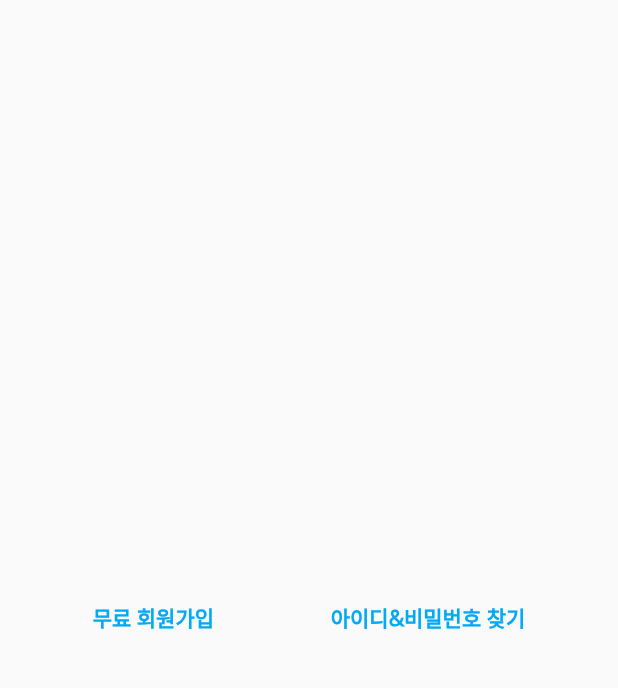
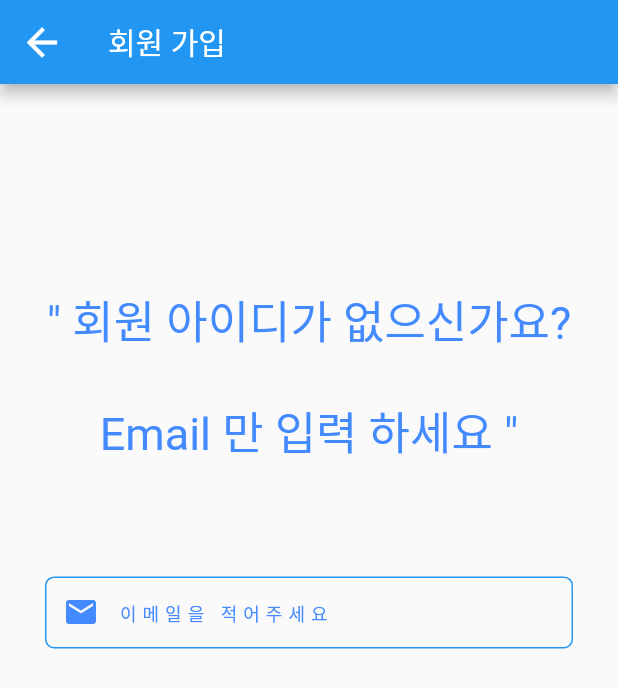
Before and after one commit to park28s/lotto_automatic, a Flutter app: what buildNewAndPasswordBtn() shows on an empty page, opened directly, after a tap on "무료 회원가입", on a phone screen of 412 x 824 dp. Shown: the top 688 px of the screen. Run offline on Flutter 3.47's test engine with Material 2 defaults, Android fonts, the phone set to English and light mode, and no system bars; our stand-ins replace carousel_slider, firebase_core, getwidget; accounts and stored records are empty; Roboto replaces fonts that are missing (CookieRun).

```diff
--- a/lib/login/login_home.dart
+++ b/lib/login/login_home.dart
@@ -4,8 +4,12 @@ import 'package:lotto_app/login/login_widget.dart';
 class LoginHome extends StatelessWidget {
   @override
   Widget build(BuildContext context) {
-    return SafeArea(
-        child: Expanded(
+    return MaterialApp(
+      debugShowCheckedModeBanner: false,
+      theme: ThemeData(
+        fontFamily: 'CookieRun'
+      ),
+      home: SafeArea(
           child: GestureDetector(
             onTap: () => FocusScope.of(context).unfocus(),
             child: Scaffold(
@@ -21,9 +25,8 @@ class LoginHome extends StatelessWidget {
                           '로그인',
                           style: TextStyle(
                               fontSize: 50,
-                          fontFamily: 'OpenSans',
                               color: Colors.lightBlue,
-                          fontWeight: FontWeight.w900),
+                              fontWeight: FontWeight.w700),
                         ),
                         SizedBox(height: 30.0),
                         Container(
@@ -37,7 +40,7 @@ class LoginHome extends StatelessWidget {
                         ),
                         Container(
                           margin: EdgeInsets.symmetric(horizontal: 30),
-                      child: buildNewAndPasswordBtn(),
+                          child: buildNewAndPasswordBtn(context),
                         ),
                         Container(
                           margin: EdgeInsets.symmetric(horizontal: 30),
@@ -65,6 +68,8 @@ class LoginHome extends StatelessWidget {
               ),
             ),
           ),
-    ));
+        ),
+
+    );
   }
 }
--- a/lib/login/login_widget.dart
+++ b/lib/login/login_widget.dart
@@ -1,4 +1,5 @@
 import 'package:flutter/material.dart';
+import 'package:lotto_app/login/sign/sign_up.dart';
 import 'package:lotto_app/login/style.dart';
 
 bool rememberMe = false;
@@ -27,8 +28,8 @@ Widget buildEmailTF() {
             fontFamily: 'OpenSans',
           ),
           decoration: InputDecoration(
+              contentPadding: EdgeInsets.only(top: 13.0),
               border: InputBorder.none,
-              contentPadding: EdgeInsets.only(top: 13.0),
               prefixIcon: Icon(
                 Icons.email,
                 color: Colors.white,
@@ -75,7 +76,7 @@ Widget buildPasswordTF() {
   );
 }
 
-Widget buildNewAndPasswordBtn() {
+Widget buildNewAndPasswordBtn(context) {
   return Container(
     alignment: Alignment.center,
     child: Row(
@@ -87,7 +88,10 @@ Widget buildNewAndPasswordBtn() {
               '무료 회원가입',
               style: kLabelStyle,
             ),
-            onPressed: () {},
+            onPressed: () {
+              Navigator.push(
+                  context, MaterialPageRoute(builder: (context) => SignUp()));
+            },
           ),
         ),
         Container(
@@ -145,7 +149,7 @@ Widget buildLoginBtn() {
               letterSpacing: 1.5,
               fontSize: 18.0,
               fontWeight: FontWeight.bold,
-              fontFamily: 'OpenSans'),
+              fontFamily: 'CookieRun'),
         ),
         onPressed: () {}),
   );
@@ -213,7 +217,8 @@ Widget buildSocialBtnRow() {
                   style: TextStyle(
                     color: Colors.lightBlue,
                     fontSize: 18.0,
-                    fontWeight: FontWeight.w900,
+                    fontWeight: FontWeight.w600,
+                    fontFamily: 'CookieRun'
                   ))
             ]),
           ),
--- /dev/null
+++ b/lib/login/sign/sign_up.dart
@@ -0,0 +1,103 @@
+import 'package:flutter/material.dart';
+import 'package:flutter/rendering.dart';
+
+class SignUp extends StatelessWidget {
+  @override
+  Widget build(BuildContext context) {
+    var size = MediaQuery.of(context).size;
+    return MaterialApp(
+        title: 'Sign Up',
+        debugShowCheckedModeBanner: false,
+        home: SafeArea(
+            child: GestureDetector(
+              onTap: () => FocusScope.of(context).unfocus(),
+              child: Scaffold(
+                appBar: AppBar(
+                  title: Text(
+                    '회원 가입',
+                    style:
+                        TextStyle(color: Colors.white, fontFamily: 'CookieRun'),
+                  ),
+                  leading: IconButton(
+                      icon:
+                          Icon(Icons.arrow_back, size: 30, color: Colors.white),
+                      onPressed: () {
+                        Navigator.pop(context);
+                      }),
+                ),
+                body: SingleChildScrollView(
+                  child: Center(
+                    child: Column(
+                      children: [
+                        SizedBox(height: 120.0),
+                        Container(
+                          alignment: Alignment.center,
+                          height: size.height * 0.09,
+                          width: size.width * 0.9,
+                          decoration: BoxDecoration(color: Colors.transparent),
+                          child: Text(
+                            '" 회원 아이디가 없으신가요?',
+                            style: TextStyle(
+                                color: Colors.blueAccent,
+                                fontSize: 30.0,
+                                fontFamily: 'CookieRun'),
+                          ),
+                        ),
+                        Container(
+                          alignment: Alignment.center,
+                          height: size.height * 0.09,
+                          width: size.width * 0.9,
+                          decoration: BoxDecoration(color: Colors.transparent),
+                          child: Text(
+                            'Email 만 입력 하세요 "',
+                            style: TextStyle(
+                                color: Colors.blueAccent,
+                                fontSize: 30.0,
+                                fontFamily: 'CookieRun'),
+                          ),
+                        ),
+                        SizedBox(height: 30),
+                        RegisterPage(),
+                      ],
+                    ),
+                  ),
+                ),
+              ),
+            ),
+          ),
+        );
+  }
+}
+
+class RegisterPage extends StatefulWidget {
+  @override
+  _RegisterPageState createState() => _RegisterPageState();
+}
+
+class _RegisterPageState extends State<RegisterPage> {
+  final TextEditingController emailController = TextEditingController();
+
+  @override
+  Widget build(BuildContext context) {
+    return Form(
+      child: Padding(
+        padding: EdgeInsets.all(30),
+        child: TextFormField(
+            controller: emailController,
+            keyboardType: TextInputType.emailAddress,
+            decoration: InputDecoration(
+                contentPadding: EdgeInsets.only(top: 13.0),
+                enabledBorder: OutlineInputBorder(
+                  borderRadius: BorderRadius.all(Radius.circular(6)),
+                  borderSide: BorderSide(color: Colors.blue, width: 1)
+                ),
+                prefixIcon: Icon(
+                  Icons.email,
+                  color: Colors.blueAccent,
+                ),
+                hintText: '이메일을 적어주세요',
+                hintStyle: TextStyle(color: Colors.blueAccent, fontFamily: 'CookieRun', fontSize: 12, letterSpacing: 4))),
+      ),
+    );
+  }
+}
--- a/lib/login/style.dart
+++ b/lib/login/style.dart
@@ -8,7 +8,7 @@ final kHintTextStyle = TextStyle(
 final kLabelStyle = TextStyle(
   color: Colors.lightBlue,
   fontWeight: FontWeight.bold,
-  fontFamily: 'OpenSans',
+  fontFamily: 'CookieRun',
 );
 
 final kBoxDecorationStyle = BoxDecoration(
--- a/lib/main.dart
+++ b/lib/main.dart
@@ -1,7 +1,13 @@
+import 'package:firebase_core/firebase_core.dart';
 import 'package:flutter/material.dart';
 import 'package:lotto_app/main/main_home.dart';
 
-void main() => runApp(MyApp());
+
+Future<void> main() async{
+  WidgetsFlutterBinding.ensureInitialized();
+  await Firebase.initializeApp();
+  runApp(MyApp());
+}
 
 class MyApp extends StatelessWidget {
   @override
--- a/lib/main/main_home.dart
+++ b/lib/main/main_home.dart
@@ -45,8 +45,7 @@ class _MainHomeState extends State<MainHome> {
                     bottomLeft: Radius.circular(30),
                     bottomRight: Radius.circular(30)),
                 color: Colors.lightBlue),
-            child: Expanded(
-                child: Column(children: [
+            child: Column(children: [
               Row(
                 children: [
                   Container(
@@ -168,7 +167,7 @@ class _MainHomeState extends State<MainHome> {
                 ],
               ),
             ])),
-          ),
+
           ListTile(
             leading: CircleAvatar(
               backgroundColor: Colors.lightBlue,
```
Also changed, not shown: pubspec.yaml (+7 -0 lines), pubspec.lock, 3 other files. Lines whose indentation alone changed are shown as unchanged.
